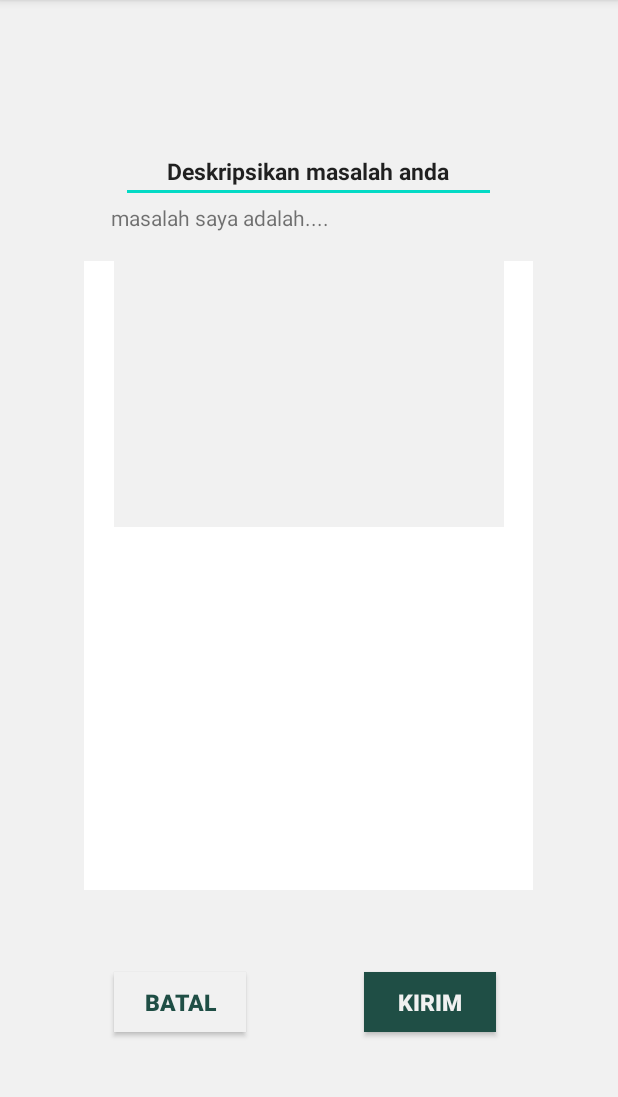
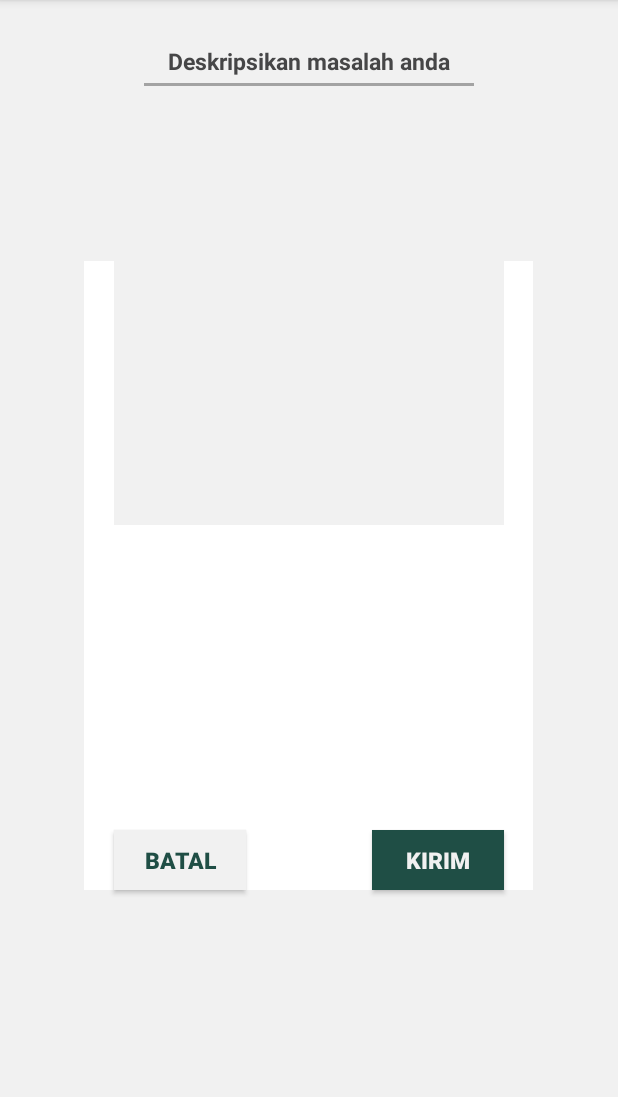
Before and after one commit to muhamadirwan99/lofouproject, an Android app: the Hubungi screen opened directly, with no data from a screen before it, on a phone screen of 412 x 824 dp, the part 84-1181 px from its top. Run offline under Robolectric (Android 15) with nearby library versions, the phone set to English and light mode, and no system bars.

Commit message:
mengubah activity_hubungixml, Hubungi.java, Kirim.java, activity_kirim.xml

```diff
--- a/app/src/main/res/layout/activity_hubungi.xml
+++ b/app/src/main/res/layout/activity_hubungi.xml
@@ -18,64 +18,86 @@
     <View
         android:id="@+id/view2"
         android:layout_width="260dp"
-        android:layout_height="284dp"
+        android:layout_height="350dp"
         android:layout_alignParentTop="true"
         android:layout_centerHorizontal="true"
-        android:layout_marginTop="67dp"
+        android:layout_marginTop="0dp"
         android:background="@color/colorbtnmasuk" />
 
-    <EditText
-        android:id="@+id/editText"
-        android:layout_width="250dp"
+    <TextView
+        android:id="@+id/textView9"
+        android:layout_width="wrap_content"
         android:layout_height="wrap_content"
+        android:layout_marginRight="110dp"
+        android:layout_marginBottom="450dp"
+        android:text="Deskripsikan masalah anda"
+        android:textColor="#464647"
+        android:textSize="15dp"
+        android:textStyle="bold"
         android:layout_alignParentTop="true"
         android:layout_centerHorizontal="true"
-        android:layout_marginTop="93dp"
-        android:ems="10"
-        android:inputType="textPersonName"
-        android:text="Deskripsikan masalah anda"
-        android:textSize="15dp"
-        android:textStyle="bold"
-        android:textAlignment="center"
-        android:gravity="center_horizontal" />
+        android:layout_marginTop="30dp"/>
+
+    <View
+        android:id="@+id/bar"
+        android:layout_width="220dp"
+        android:visibility="visible"
+        android:layout_height="2dp"
+        android:background="#a3a3a3"
+        android:layout_alignParentTop="true"
+        android:layout_centerHorizontal="true"
+        android:layout_marginTop="55dp"
+
+        />
+
+    <ScrollView
+        android:id="@+id/ScrollView01"
+        android:layout_width="260dp"
+        android:layout_height="200dp"
+        android:layout_alignTop="@+id/bar"
+        android:layout_marginTop="30dp"
+        android:layout_alignLeft="@+id/view2"
+        >
+
+        <EditText
+            android:id="@+id/masalah"
+            android:layout_width="260dp"
+            android:layout_height="wrap_content"
+            android:inputType="text|textMultiLine"
+            android:gravity="top"
+            android:background="@null"
+            />
+
+    </ScrollView>
 
     <Button
         android:id="@+id/button"
         android:layout_width="wrap_content"
         android:layout_height="40dp"
-        android:layout_alignParentBottom="true"
         android:layout_alignLeft="@+id/view2"
-        android:layout_marginBottom="80dp"
+        android:layout_alignBottom="@+id/view"
         android:text="Batal"
         android:textStyle="bold"
         android:textSize="15dp"
         android:textColor="@color/colorPrimaryDark"
         android:background="@color/colorbtnmasuk"
-
+        android:onClick="Batal"
         />
 
     <Button
         android:id="@+id/button2"
         android:layout_width="wrap_content"
         android:layout_height="40dp"
-        android:layout_alignRight="@+id/editText"
-        android:layout_alignTop="@+id/button"
+        android:layout_alignRight="@+id/view2"
         android:background="@color/colorPrimaryDark"
+        android:layout_alignBottom="@+id/view"
         android:text="Kirim"
         android:textColor="@color/colorbtnmasuk"
         android:textSize="15dp"
         android:textStyle="bold"
         android:onClick="Kirim"/>
 
-    <TextView
-        android:id="@+id/textView"
-        android:layout_width="wrap_content"
-        android:layout_height="wrap_content"
-        android:layout_alignParentLeft="true"
-        android:layout_below="@+id/editText"
-        android:layout_marginLeft="74dp"
-        android:text="masalah saya adalah...."
-        android:inputType="text" />
+
 
 
 </RelativeLayout>
```
Also changed, not shown: app/src/main/java/com/example/lofou/Hubungi.java (+21 -2 lines), app/src/main/java/com/example/lofou/Kirim.java (+7 -0 lines), app/src/main/res/layout/activity_kirim.xml (+13 -0 lines).
